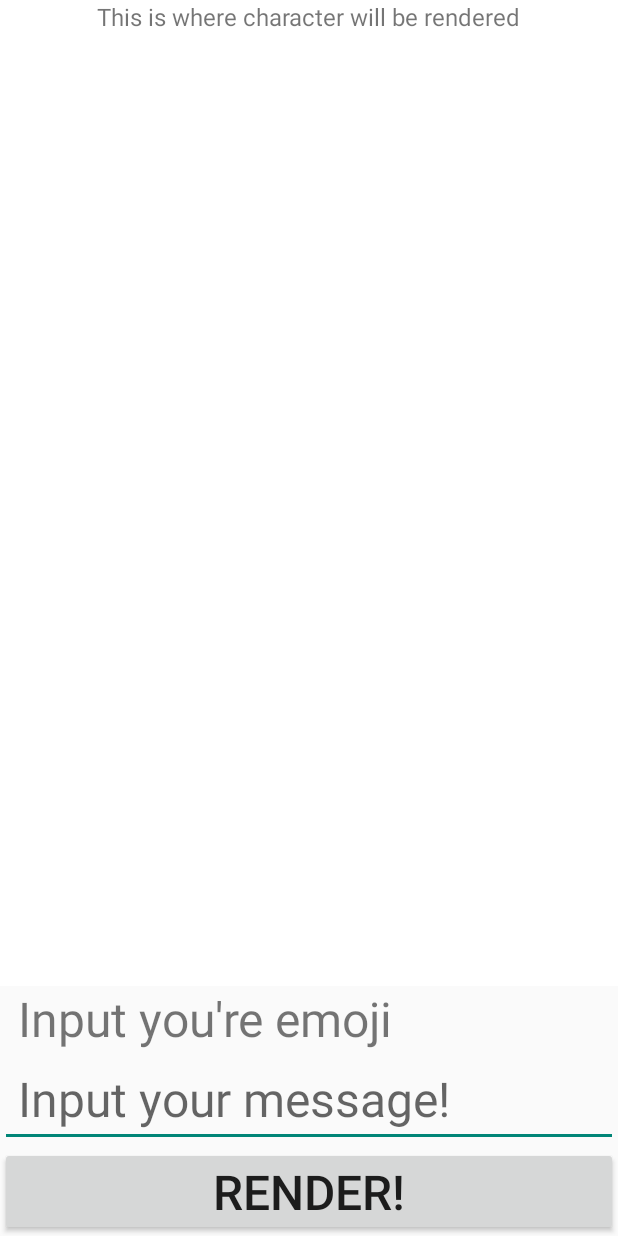
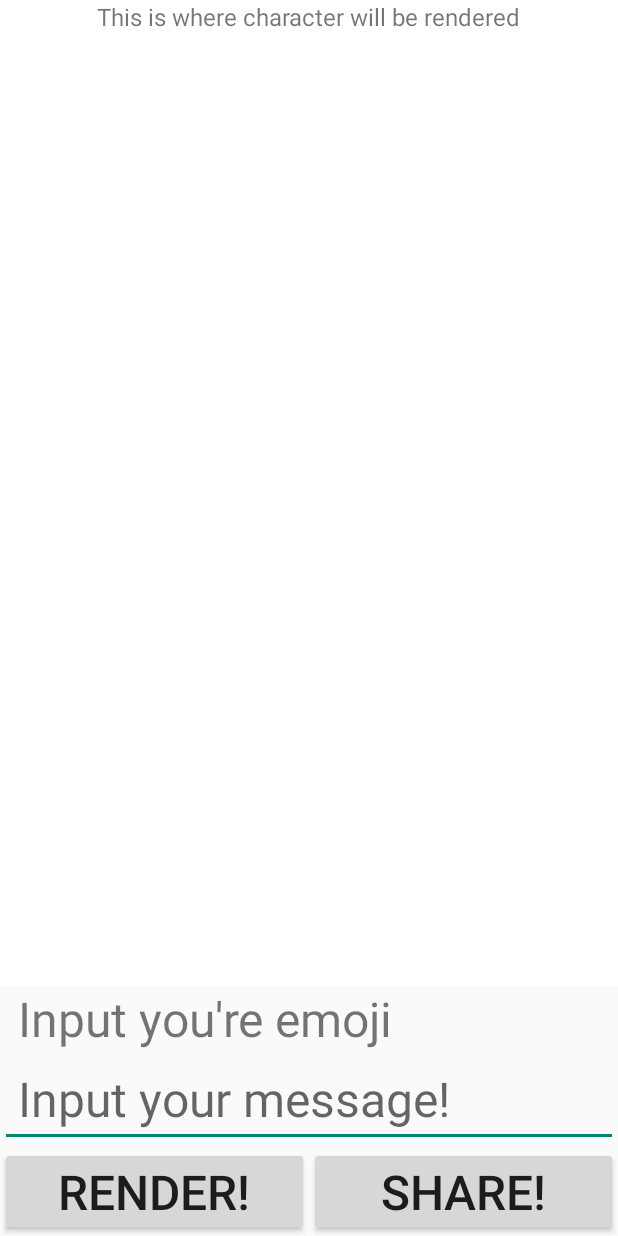
Before and after one commit to yipidee/silab, an Android app: the screen it shows after launch (MainActivity), on a phone screen of 412 x 824 dp. Run offline under Robolectric (Android 15) with nearby library versions, the phone set to English and light mode, and no system bars; Roboto replaces fonts that are not available here; 1 statement that could not run was skipped.

Commit message:
add share button

```diff
--- a/app/src/main/res/layout/activity_main.xml
+++ b/app/src/main/res/layout/activity_main.xml
@@ -42,12 +42,29 @@
         android:textSize="32sp"
         android:paddingLeft="12dp" />
 
-    <Button
+    <LinearLayout
+        android:orientation="horizontal"
         android:layout_width="match_parent"
-        android:layout_height="wrap_content"
-        android:padding="8dp"
-        android:text="@string/button_render_text"
-        android:textSize="32sp"
-        android:onClick="render"/>
+        android:layout_height="wrap_content">
+
+        <Button
+            android:layout_width="0dp"
+            android:layout_weight="1"
+            android:layout_height="wrap_content"
+            android:padding="8dp"
+            android:text="@string/button_render_text"
+            android:textSize="32sp"
+            android:onClick="render"/>
+
+        <Button
+            android:layout_width="0dp"
+            android:layout_weight="1"
+            android:layout_height="wrap_content"
+            android:padding="8dp"
+            android:text="Share!"
+            android:textSize="32sp"
+            android:onClick="share"/>
+
+    </LinearLayout>
 
 </LinearLayout>
```
